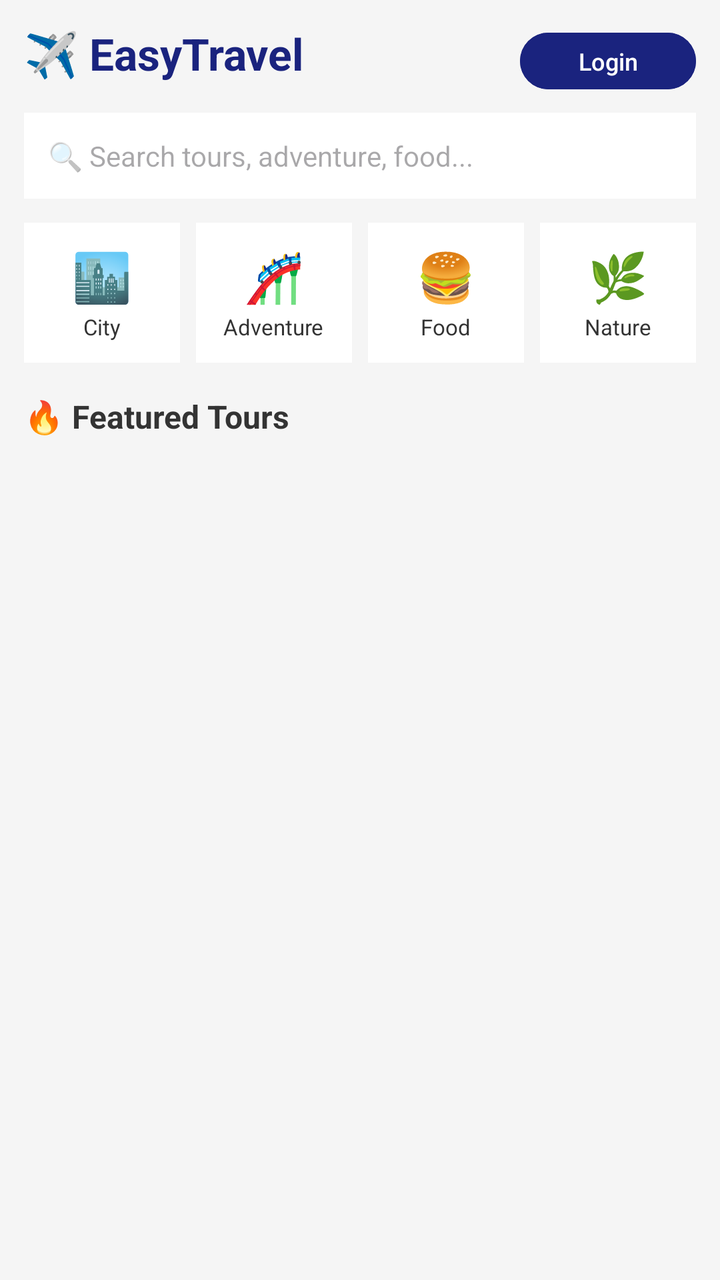
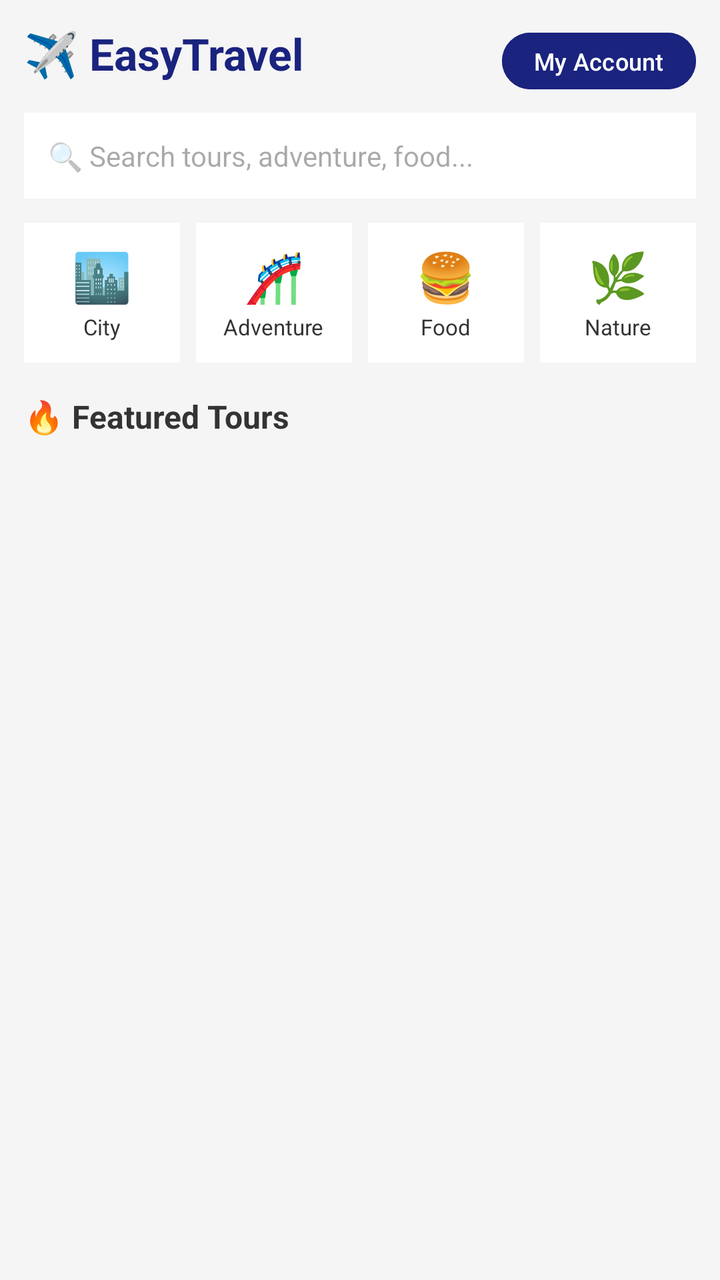

Compare the two renders of this Android layout. The source of the first and the diff that turns it into the second are given below.
<!-- AndroidManifest.xml: application theme Theme.EasyTravel -->
<!-- res/layout/activity_home.xml -->
<?xml version="1.0" encoding="utf-8"?>
<LinearLayout xmlns:android="http://schemas.android.com/apk/res/android"
    xmlns:app="http://schemas.android.com/apk/res-auto"
    xmlns:tools="http://schemas.android.com/tools"
    android:layout_width="match_parent"
    android:layout_height="match_parent"
    android:orientation="vertical"
    android:padding="12dp"
    android:background="#F5F5F5"
    tools:context=".HomeActivity">

    
    <LinearLayout
        android:layout_width="match_parent"
        android:layout_height="wrap_content"
        android:orientation="horizontal"
        android:layout_marginBottom="4dp">

        <TextView
            android:layout_width="0dp"
            android:layout_height="wrap_content"
            android:layout_weight="1"
            android:text="✈️ EasyTravel"
            android:textSize="22sp"
            android:textStyle="bold"
            android:textColor="#1A237E" />

        <Button
            android:id="@+id/btnLogin"
            android:layout_width="wrap_content"
            android:layout_height="wrap_content"
            android:text="Login"
            android:backgroundTint="#1A237E"
            android:textColor="#FFFFFF"
            android:textSize="12sp"
            android:paddingStart="16dp"
            android:paddingEnd="16dp"
            android:minHeight="32dp" />

    </LinearLayout>

    
    <EditText
        android:id="@+id/etSearch"
        android:layout_width="match_parent"
        android:layout_height="wrap_content"
        android:hint="🔍 Search tours, adventure, food..."
        android:padding="12dp"
        android:background="#FFFFFF"
        android:layout_marginTop="4dp"
        android:layout_marginBottom="12dp"
        android:textSize="14sp" />

    
    <LinearLayout
        android:layout_width="match_parent"
        android:layout_height="wrap_content"
        android:orientation="horizontal"
        android:layout_marginBottom="12dp">

        <LinearLayout
            android:id="@+id/categoryCity"
            android:layout_width="0dp"
            android:layout_height="70dp"
            android:layout_weight="1"
            android:orientation="vertical"
            android:gravity="center"
            android:background="#FFFFFF"
            android:layout_marginEnd="4dp"
            android:clickable="true"
            android:focusable="true">

            <TextView
                android:layout_width="wrap_content"
                android:layout_height="wrap_content"
                android:text="🏙️"
                android:textSize="24sp" />

            <TextView
                android:layout_width="wrap_content"
                android:layout_height="wrap_content"
                android:text="City"
                android:textSize="11sp"
                android:textColor="#333333"
                android:layout_marginTop="2dp" />
        </LinearLayout>

        <LinearLayout
            android:id="@+id/categoryAdventure"
            android:layout_width="0dp"
            android:layout_height="70dp"
            android:layout_weight="1"
            android:orientation="vertical"
            android:gravity="center"
            android:background="#FFFFFF"
            android:layout_marginStart="4dp"
            android:layout_marginEnd="4dp"
            android:clickable="true"
            android:focusable="true">

            <TextView
                android:layout_width="wrap_content"
                android:layout_height="wrap_content"
                android:text="🎢"
                android:textSize="24sp" />

            <TextView
                android:layout_width="wrap_content"
                android:layout_height="wrap_content"
                android:text="Adventure"
                android:textSize="11sp"
                android:textColor="#333333"
                android:layout_marginTop="2dp" />
        </LinearLayout>

        <LinearLayout
            android:id="@+id/categoryFood"
            android:layout_width="0dp"
            android:layout_height="70dp"
            android:layout_weight="1"
            android:orientation="vertical"
            android:gravity="center"
            android:background="#FFFFFF"
            android:layout_marginStart="4dp"
            android:layout_marginEnd="4dp"
            android:clickable="true"
            android:focusable="true">

            <TextView
                android:layout_width="wrap_content"
                android:layout_height="wrap_content"
                android:text="🍔"
                android:textSize="24sp" />

            <TextView
                android:layout_width="wrap_content"
                android:layout_height="wrap_content"
                android:text="Food"
                android:textSize="11sp"
                android:textColor="#333333"
                android:layout_marginTop="2dp" />
        </LinearLayout>

        <LinearLayout
            android:id="@+id/categoryNature"
            android:layout_width="0dp"
            android:layout_height="70dp"
            android:layout_weight="1"
            android:orientation="vertical"
            android:gravity="center"
            android:background="#FFFFFF"
            android:layout_marginStart="4dp"
            android:clickable="true"
            android:focusable="true">

            <TextView
                android:layout_width="wrap_content"
                android:layout_height="wrap_content"
                android:text="🌿"
                android:textSize="24sp" />

            <TextView
                android:layout_width="wrap_content"
                android:layout_height="wrap_content"
                android:text="Nature"
                android:textSize="11sp"
                android:textColor="#333333"
                android:layout_marginTop="2dp" />
        </LinearLayout>

    </LinearLayout>

    
    <TextView
        android:layout_width="match_parent"
        android:layout_height="wrap_content"
        android:text="🔥 Featured Tours"
        android:textSize="16sp"
        android:textStyle="bold"
        android:textColor="#333333"
        android:layout_marginTop="4dp"
        android:layout_marginBottom="8dp" />

    
    <androidx.recyclerview.widget.RecyclerView
        android:id="@+id/recyclerViewFeatured"
        android:layout_width="match_parent"
        android:layout_height="0dp"
        android:layout_weight="1"
        android:clipToPadding="false"
        android:paddingBottom="8dp"
        android:nestedScrollingEnabled="false" />

</LinearLayout>
<!-- resources referenced by this layout -->
<resources>
  <style name="Theme.EasyTravel" parent="Base.Theme.EasyTravel" />
  <style name="Base.Theme.EasyTravel" parent="Theme.Material3.DayNight.NoActionBar">
          
          
      </style>
</resources>

<!-- the commit's change to res/layout/activity_home.xml (unified diff, before → after) -->
@@ -29,7 +29,7 @@
             android:id="@+id/btnLogin"
             android:layout_width="wrap_content"
             android:layout_height="wrap_content"
-            android:text="Login"
+            android:text="My Account"
             android:backgroundTint="#1A237E"
             android:textColor="#FFFFFF"
             android:textSize="12sp"
@@ -49,7 +49,11 @@
         android:background="#FFFFFF"
         android:layout_marginTop="4dp"
         android:layout_marginBottom="12dp"
-        android:textSize="14sp" />
+        android:textSize="14sp"
+        android:imeOptions="actionSearch"
+        android:singleLine="true"
+        android:inputType="text"
+        />
 
     
     <LinearLayout
